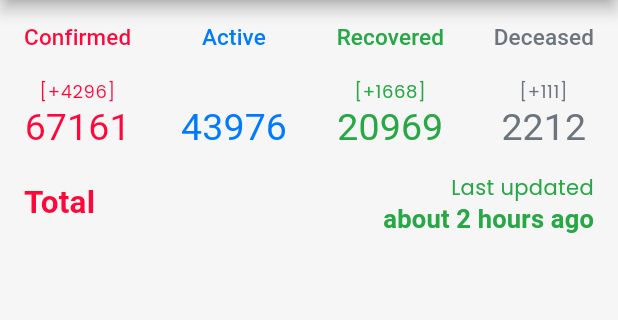
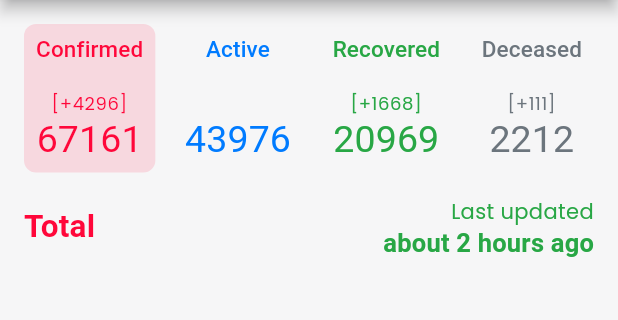
Before and after one commit to curioustechizen/covid19india-flutter, a Flutter app: the screen it shows after launch, on a phone screen of 412 x 824 dp, the part 84-404 px from its top. Run offline on Flutter 3.47's test engine with Material 2 defaults, Android fonts, the light colour scheme and no system bars; our stand-ins replace google_fonts; missing offline and left inert: built_path_annotations; Roboto replaces fonts that are missing (Overpass); statements that could not run were skipped.

Commit message:
Handle tapping on categories to change map

```diff
--- a/lib/screens/home_screen.dart
+++ b/lib/screens/home_screen.dart
@@ -2,18 +2,30 @@ import 'package:covid19in/constants.dart';
 import 'package:covid19in/data/category.dart';
 import 'package:covid19in/data/hardcoded_data.dart';
 import 'package:covid19in/widgets/maps/map_widget.dart';
-import 'package:flutter/cupertino.dart';
 import 'package:flutter/material.dart';
 
-class HomeScreen extends StatelessWidget {
+class HomeScreen extends StatefulWidget {
+  @override
+  _HomeScreenState createState() => _HomeScreenState();
+}
+
+class _HomeScreenState extends State<HomeScreen> {
+  Category _selectedCategory = Category.confirmed;
+
   @override
   Widget build(BuildContext context) {
     return ListView(
-
       padding: EdgeInsets.all(16.0),
-
       children: <Widget>[
-          SummaryRow(),
+        SummaryRow(
+          selectedCategory: _selectedCategory,
+          onCategorySelected: (Category category) {
+            setState(() {
+              _selectedCategory = category;
+              print("New selected category = $_selectedCategory");
+            });
+          },
+        ),
         SizedBox(
           height: 16.0,
         ),
@@ -22,7 +34,8 @@ class HomeScreen extends StatelessWidget {
           children: <Widget>[
             Text(
               "Total",
-                style: Theme.of(context)
+              style: Theme
+                  .of(context)
                   .textTheme
                   .headline6
                   .copyWith(color: kConfirmed, fontWeight: FontWeight.bold),
@@ -31,17 +44,20 @@ class HomeScreen extends StatelessWidget {
               textAlign: TextAlign.end,
               text: TextSpan(
                   text: "Last updated\n",
-                    style: Theme.of(context)
+                  style: Theme
+                      .of(context)
                       .textTheme
                       .bodyText2
                       .copyWith(color: kRecovered),
                   children: <InlineSpan>[
                     TextSpan(
                         text: "about 2 hours ago",
-                          style: Theme.of(context)
+                        style: Theme
+                            .of(context)
                             .textTheme
                             .subtitle1
-                              .copyWith(color: kRecovered, fontWeight: FontWeight.w600))
+                            .copyWith(
+                            color: kRecovered, fontWeight: FontWeight.w600))
                   ]),
             )
           ],
@@ -49,25 +65,38 @@ class HomeScreen extends StatelessWidget {
         Container(
             height: 331.71,
             width: 320.0,
-              child: MapWidget(title: "",category: Category.confirmed, statistics: statistics,)
-          ),
+            child: MapWidget(
+              category: _selectedCategory,
+              statistics: statistics,
+            )),
       ],
     );
   }
-
-
 }
 
 class SummaryData {
   final String title;
+  final Category category;
   final int total;
   final int diff;
   final bool showDiff;
+  final bool isSelected;
 
-  SummaryData({this.title, this.total, this.diff, this.showDiff = true});
+  SummaryData({
+    this.title,
+    this.category,
+    this.total,
+    this.diff,
+    this.isSelected = false,
+    this.showDiff = true
+  });
 }
 
 class SummaryRow extends StatelessWidget {
+  final Function onCategorySelected;
+  final Category selectedCategory;
+
+  const SummaryRow({this.onCategorySelected, this.selectedCategory});
 
   @override
   Widget build(BuildContext context) {
@@ -76,59 +105,107 @@ class SummaryRow extends StatelessWidget {
       children: <Widget>[
         SummaryCard(
           summaryColor: kConfirmed,
-          data: SummaryData(title: "Confirmed", total: 67161, diff: 4296),
+          onSelected: () {
+            onCategorySelected(Category.confirmed);
+          },
+          data: SummaryData(
+              title: "Confirmed",
+              category: Category.confirmed,
+              total: 67161,
+              diff: 4296,
+              isSelected: selectedCategory == Category.confirmed),
         ),
         SummaryCard(
           summaryColor: kActive,
-          data: SummaryData(title: "Active", total: 43976, showDiff: false),
+          onSelected: () {
+            onCategorySelected(Category.active);
+          },
+          data: SummaryData(
+              title: "Active",
+              category: Category.active,
+              total: 43976,
+              showDiff: false,
+              isSelected: selectedCategory == Category.active),
         ),
         SummaryCard(
           summaryColor: kRecovered,
-          data: SummaryData(title: "Recovered", total: 20969, diff: 1668),
+          onSelected: () {
+            onCategorySelected(Category.recovered);
+          },
+          data: SummaryData(
+              title: "Recovered",
+              category: Category.recovered,
+              total: 20969,
+              diff: 1668,
+              isSelected: selectedCategory == Category.recovered),
         ),
         SummaryCard(
           summaryColor: kDeceased,
-          data: SummaryData(title: "Deceased", total: 2212, diff: 111),
+          onSelected: () {
+            onCategorySelected(Category.deceased);
+          },
+          data: SummaryData(
+              title: "Deceased",
+              category: Category.deceased,
+              total: 2212,
+              diff: 111,
+              isSelected: selectedCategory == Category.deceased),
         ),
       ],
     );
   }
 }
 
-
 class SummaryCard extends StatelessWidget {
   final Color summaryColor;
   final SummaryData data;
+  final Function onSelected;
 
   const SummaryCard({
     this.summaryColor,
-    this.data,
+    this.data, this.onSelected,
   });
 
   @override
   Widget build(BuildContext context) {
-    return RichText(
+    return InkWell(
+      onTap: onSelected,
+      child: DecoratedBox(
+        decoration: BoxDecoration(
+            color: data.isSelected
+                ? summaryColor.withAlpha(32)
+                : Colors.transparent,
+            borderRadius: BorderRadius.circular(8.0)),
+        child: Padding(
+          padding: const EdgeInsets.all(8.0),
+          child: RichText(
             textAlign: TextAlign.center,
             text: TextSpan(
                 text: "${data.title}\n\n",
-          style: Theme.of(context)
+                style: Theme
+                    .of(context)
                     .textTheme
                     .subtitle2
                     .copyWith(color: summaryColor),
                 children: <InlineSpan>[
                   TextSpan(
                       text: data.showDiff ? "[+${data.diff}]\n" : "\n",
-                style: Theme.of(context)
+                      style: Theme
+                          .of(context)
                           .textTheme
                           .caption
                           .copyWith(color: summaryColor)),
                   TextSpan(
                       text: "${data.total}",
-                style: Theme.of(context)
+                      style: Theme
+                          .of(context)
                           .textTheme
                           .headline5
                           .copyWith(color: summaryColor)),
                 ]),
+          ),
+        ),
+      ),
     );
   }
 }
--- a/lib/widgets/maps/map_widget.dart
+++ b/lib/widgets/maps/map_widget.dart
@@ -13,24 +13,22 @@ import 'map_svg_data.dart';
 class MapWidget extends StatefulWidget {
   final Map<StateUT, int> statistics;
   final Category category;
-  MapWidget({this.title, this.statistics, this.category});
 
-  final String title;
+  MapWidget({Key key, this.statistics, this.category}): super(key: key);
 
   @override
-  _MapWidgetState createState() => _MapWidgetState(statistics, category);
+  _MapWidgetState createState() => _MapWidgetState();
 }
 
 class _MapWidgetState extends State<MapWidget> {
   StateUT _pressedProvince;
-  final Map<StateUT, int> _statistics;
-  final Category _category;
 
-  _MapWidgetState(this._statistics, this._category);
+
+  _MapWidgetState();
 
   @override
   Widget build(BuildContext context) {
-
+    print("Inside MapWidget: _category = ${widget.category}");
     return new LayoutBuilder(builder: (BuildContext context, BoxConstraints constraints){
       double width = constraints.minWidth;
       double height = constraints.minHeight;
@@ -66,9 +64,9 @@ class _MapWidgetState extends State<MapWidget> {
               child: InkWell(
                   onTap: () => _regionPressed(region),
                   child: Container(
-                      color: getColorForStat(_statistics[region], _category)
+                      color: getColorForStat(widget.statistics[region], widget.category)
                   ))),
-          CustomPaint(painter: PathPainter(region, _pressedProvince == region, _category))
+          CustomPaint(painter: PathPainter(region, _pressedProvince == region, widget.category))
         ]),
         clipper: PathClipper(region));
   }
@@ -145,16 +143,17 @@ Color getBaseColorForCategory(Category category) {
 }
 
 int getMaxCountForCategory(Category category) {
-  switch(category) {
-    case Category.confirmed:
-      return 25000;
-    case Category.active:
-      return 20000;
-    case Category.recovered:
-      return 4000;
-    case Category.deceased:
-      return 1000;
-    case Category.tested:
-      return 250000;
-  }
+//  switch(category) {
+//    case Category.confirmed:
+//      return 25000;
+//    case Category.active:
+//      return 20000;
+//    case Category.recovered:
+//      return 4000;
+//    case Category.deceased:
+//      return 1000;
+//    case Category.tested:
+//      return 250000;
+//  }
+return 25000;
 }
```
Lines whose indentation alone changed are shown as unchanged.
